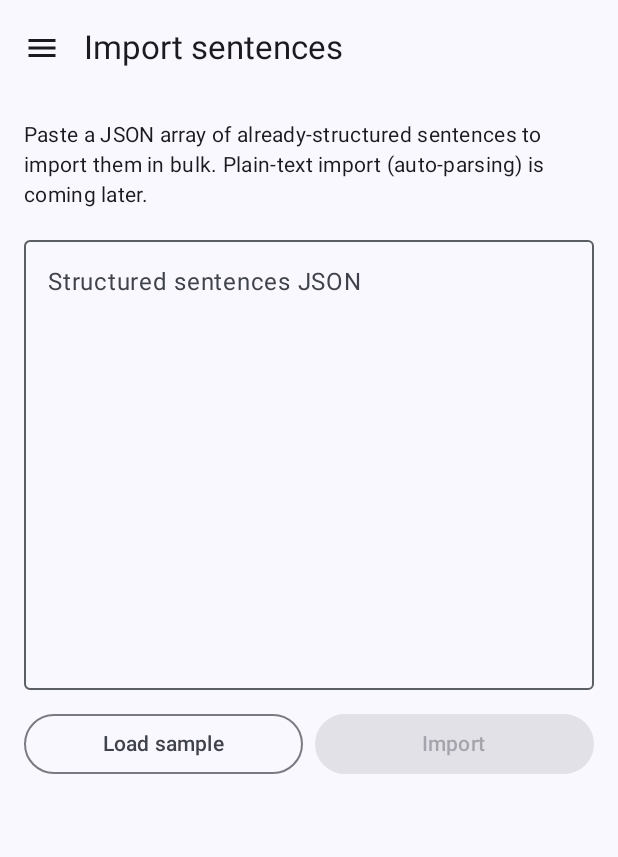
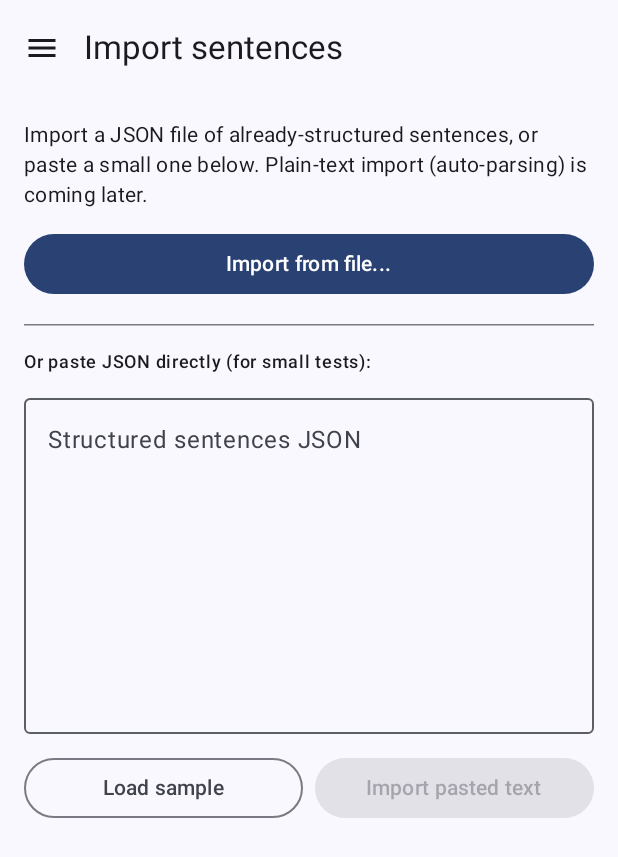
Before and after one commit to Guilder1333/japanese-sentence-cards, an Android app built with Jetpack Compose: the ImportSentencesScreen screen opened through its navigation route, on a phone screen of 412 x 824 dp. Shown: the top 857 px of the screen. Run offline under Robolectric (Android 15) with nearby library versions, the light colour scheme and no system bars; 4 statements that could not run were skipped.

Commit message:
Fix few issues

```diff
--- a/app/src/main/java/com/griboedov/sentencecards/data/importer/StructuredImport.kt
+++ b/app/src/main/java/com/griboedov/sentencecards/data/importer/StructuredImport.kt
@@ -70,7 +70,10 @@ class SentenceImporter(
                     resolvedTokens += token
                     continue
                 }
-                // New words (not yet in the database) are assumed not-yet-learned, per README.
+                // Every kind-1 token here becomes one of this sentence's main words below, and a
+                // sentence's main words are, by definition, words it exists to teach - so a newly
+                // created word always starts as an explicit to-learn target (toLearn = true), not
+                // just something the app happens to now be aware of.
                 val id = token.id ?: nextWordId++
                 val alreadyKnown = wordDao.getById(id) != null || newWords.any { it.id == id }
                 if (!alreadyKnown) {
@@ -79,6 +82,7 @@ class SentenceImporter(
                         word = token.word,
                         furigana = token.furigana,
                         translation = token.translation,
+                        toLearn = true,
                     )
                 }
                 mainWordIds += id
--- a/app/src/main/java/com/griboedov/sentencecards/ui/importsentences/ImportSentencesScreen.kt
+++ b/app/src/main/java/com/griboedov/sentencecards/ui/importsentences/ImportSentencesScreen.kt
@@ -1,5 +1,7 @@
 package com.griboedov.sentencecards.ui.importsentences
 
+import androidx.activity.compose.rememberLauncherForActivityResult
+import androidx.activity.result.contract.ActivityResultContracts
 import androidx.compose.foundation.layout.Arrangement
 import androidx.compose.foundation.layout.Column
 import androidx.compose.foundation.layout.Row
@@ -11,6 +13,7 @@ import androidx.compose.foundation.layout.size
 import androidx.compose.foundation.text.KeyboardOptions
 import androidx.compose.material3.Button
 import androidx.compose.material3.CircularProgressIndicator
+import androidx.compose.material3.HorizontalDivider
 import androidx.compose.material3.MaterialTheme
 import androidx.compose.material3.OutlinedButton
 import androidx.compose.material3.OutlinedTextField
@@ -49,10 +52,14 @@ private const val SAMPLE_IMPORT_JSON = """[
 /**
  * Bulk import of already-structured sentences (README JSON schema). Plain-text import via the
  * adapted parsing script is a later addition - this screen only accepts the structured form.
+ *
+ * Two ways in: pick a JSON file (the expected path once these get into the megabytes - too big to
+ * comfortably paste), or paste a small one directly for quick tests.
  */
 @Composable
 fun ImportSentencesScreen(modifier: Modifier = Modifier) {
-    val app = LocalContext.current.applicationContext as SentenceCardsApp
+    val context = LocalContext.current
+    val app = context.applicationContext as SentenceCardsApp
     val viewModel: ImportViewModel = viewModel(
         factory = viewModelFactory {
             initializer { ImportViewModel(app.importer) }
@@ -62,16 +69,36 @@ fun ImportSentencesScreen(modifier: Modifier = Modifier) {
     val resultMessage by viewModel.resultMessage.collectAsStateWithLifecycle()
     var text by remember { mutableStateOf("") }
 
+    val filePicker = rememberLauncherForActivityResult(ActivityResultContracts.OpenDocument()) { uri ->
+        if (uri != null) viewModel.importFromFile(context, uri)
+    }
+
     Column(modifier = modifier.fillMaxSize().padding(16.dp)) {
         Text(
-            text = "Paste a JSON array of already-structured sentences to import them in bulk. " +
-                "Plain-text import (auto-parsing) is coming later.",
+            text = "Import a JSON file of already-structured sentences, or paste a small one " +
+                "below. Plain-text import (auto-parsing) is coming later.",
             style = MaterialTheme.typography.bodyMedium,
         )
+
+        Button(
+            onClick = { filePicker.launch(arrayOf("*/*")) },
+            enabled = !isImporting,
+            modifier = Modifier.fillMaxWidth().padding(top = 12.dp),
+        ) {
+            if (isImporting) {
+                CircularProgressIndicator(modifier = Modifier.size(20.dp))
+            } else {
+                Text("Import from file...")
+            }
+        }
+
+        HorizontalDivider(modifier = Modifier.padding(vertical = 16.dp))
+        Text("Or paste JSON directly (for small tests):", style = MaterialTheme.typography.labelMedium)
+
         OutlinedTextField(
             value = text,
             onValueChange = { text = it },
-            modifier = Modifier.fillMaxWidth().height(320.dp).padding(top = 12.dp),
+            modifier = Modifier.fillMaxWidth().height(240.dp).padding(top = 8.dp),
             label = { Text("Structured sentences JSON") },
             textStyle = MaterialTheme.typography.bodySmall.copy(fontFamily = FontFamily.Monospace),
             keyboardOptions = KeyboardOptions(capitalization = KeyboardCapitalization.None),
@@ -91,11 +118,7 @@ fun ImportSentencesScreen(modifier: Modifier = Modifier) {
                 enabled = text.isNotBlank() && !isImporting,
                 modifier = Modifier.weight(1f),
             ) {
-                if (isImporting) {
-                    CircularProgressIndicator(modifier = Modifier.size(20.dp))
-                } else {
-                    Text("Import")
-                }
+                Text("Import pasted text")
             }
         }
 
--- a/app/src/main/java/com/griboedov/sentencecards/ui/review/ReviewViewModel.kt
+++ b/app/src/main/java/com/griboedov/sentencecards/ui/review/ReviewViewModel.kt
@@ -111,6 +111,11 @@ class ReviewViewModel(
                     else -> buildQuizOptions(card)
                 },
                 quizAnswers = if (sameCard) prev.quizAnswers else emptyMap(),
+                // Rebuilt from scratch on every sentences/words change (e.g. any metric write,
+                // including the one this very dialog's word-tap triggers) - without carrying this
+                // forward, an open dictionary dialog would get silently reset to Hidden right
+                // after opening.
+                dictionaryLookup = if (sameCard) prev.dictionaryLookup else DictionaryLookup.Hidden,
             )
         }
 
```
Also changed, not shown: app/src/main/java/com/griboedov/sentencecards/ui/importsentences/ImportViewModel.kt (+36 -4 lines), 1 other file.
